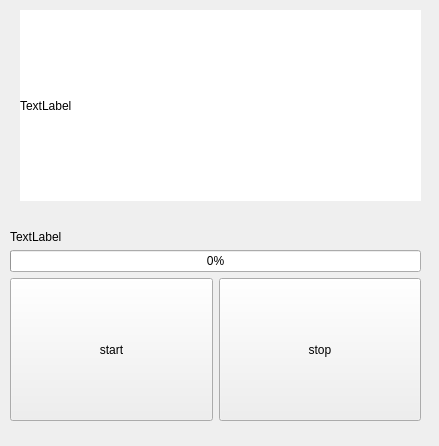
This is app/ui/main_window.ui in ocanada12/ExoID as Qt 5 draws it before an edit. The edited form follows.
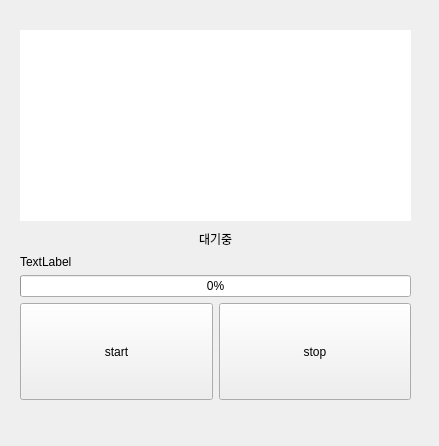
This is the edited form.

```diff
--- a/app/ui/main_window.ui
+++ b/app/ui/main_window.ui
@@ -18,8 +18,8 @@
     <property name="geometry">
      <rect>
       <x>20</x>
-      <y>10</y>
-      <width>401</width>
+      <y>30</y>
+      <width>391</width>
       <height>191</height>
      </rect>
     </property>
@@ -27,19 +27,56 @@
      <string notr="true">background-color: rgb(255, 255, 255);</string>
     </property>
     <property name="text">
-     <string>TextLabel</string>
+     <string/>
     </property>
    </widget>
    <widget class="QWidget" name="">
     <property name="geometry">
      <rect>
-      <x>10</x>
-      <y>230</y>
-      <width>411</width>
-      <height>191</height>
+      <x>20</x>
+      <y>229</y>
+      <width>391</width>
+      <height>171</height>
      </rect>
     </property>
     <layout class="QVBoxLayout" name="verticalLayout_2">
+     <item>
+      <layout class="QHBoxLayout" name="horizontalLayout_2">
+       <item>
+        <spacer name="horizontalSpacer">
+         <property name="orientation">
+          <enum>Qt::Horizontal</enum>
+         </property>
+         <property name="sizeHint" stdset="0">
+          <size>
+           <width>40</width>
+           <height>20</height>
+          </size>
+         </property>
+        </spacer>
+       </item>
+       <item>
+        <widget class="QLabel" name="statusLabel">
+         <property name="text">
+          <string>대기중</string>
+         </property>
+        </widget>
+       </item>
+       <item>
+        <spacer name="horizontalSpacer_2">
+         <property name="orientation">
+          <enum>Qt::Horizontal</enum>
+         </property>
+         <property name="sizeHint" stdset="0">
+          <size>
+           <width>40</width>
+           <height>20</height>
+          </size>
+         </property>
+        </spacer>
+       </item>
+      </layout>
+     </item>
      <item>
       <layout class="QVBoxLayout" name="verticalLayout">
        <item>
```
